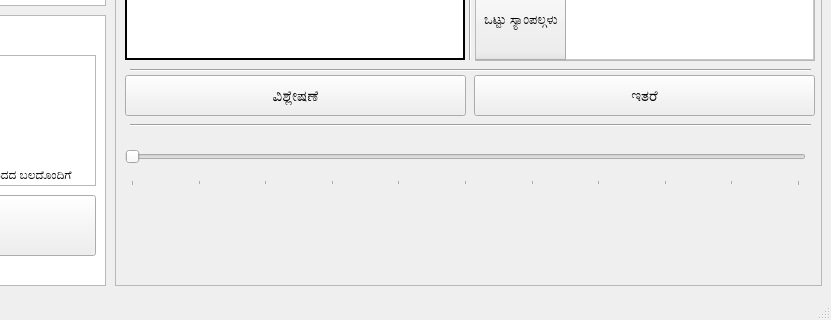
Above: App/ui/ApplicationKan.ui from shashankrnr32/KannadaTTS-Application before the change; both pictures show x 535 to 1366 and y 448 to 768 of the 1366 by 768 pixel window. Below: the same form after it.
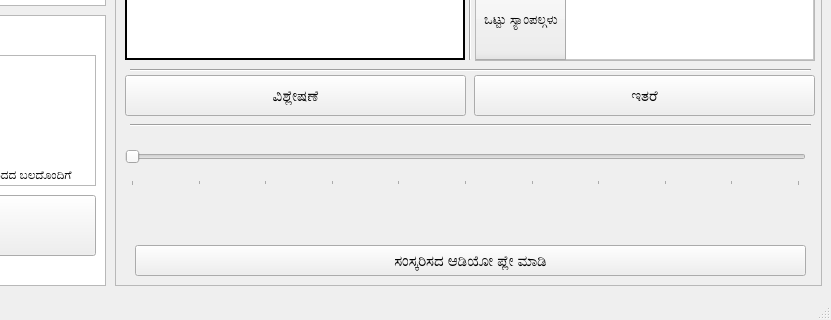
That is the form after the change. Icons and pictures are not drawn.

What changed in the file:
```diff
--- a/App/ui/ApplicationKan.ui
+++ b/App/ui/ApplicationKan.ui
@@ -499,7 +499,7 @@
     <property name="geometry">
      <rect>
       <x>1210</x>
-      <y>620</y>
+      <y>600</y>
       <width>61</width>
       <height>61</height>
      </rect>
@@ -534,7 +534,7 @@
     <property name="geometry">
      <rect>
       <x>1280</x>
-      <y>620</y>
+      <y>600</y>
       <width>61</width>
       <height>61</height>
      </rect>
@@ -569,7 +569,7 @@
     <property name="geometry">
      <rect>
       <x>670</x>
-      <y>620</y>
+      <y>600</y>
       <width>61</width>
       <height>61</height>
      </rect>
@@ -607,7 +607,7 @@
     <property name="geometry">
      <rect>
       <x>730</x>
-      <y>620</y>
+      <y>600</y>
       <width>61</width>
       <height>61</height>
      </rect>
@@ -716,7 +716,7 @@
     <property name="geometry">
      <rect>
       <x>1130</x>
-      <y>620</y>
+      <y>600</y>
       <width>61</width>
       <height>61</height>
      </rect>
@@ -1068,6 +1068,50 @@
      </property>
     </item>
    </widget>
+   <widget class="QPushButton" name="play_unproc">
+    <property name="geometry">
+     <rect>
+      <x>670</x>
+      <y>670</y>
+      <width>671</width>
+      <height>31</height>
+     </rect>
+    </property>
+    <property name="cursor">
+     <cursorShape>PointingHandCursor</cursorShape>
+    </property>
+    <property name="toolTip">
+     <string>Play</string>
+    </property>
+    <property name="statusTip">
+     <string>Play</string>
+    </property>
+    <property name="text">
+     <string>ಸಂಸ್ಕರಿಸದ ಆಡಿಯೋ ಪ್ಲೇ ಮಾಡಿ</string>
+    </property>
+    <property name="icon">
+     <iconset resource="AppResources.qrc">
+      <normaloff>:/img/img/raw_audio.png</normaloff>:/img/img/raw_audio.png</iconset>
+    </property>
+    <property name="iconSize">
+     <size>
+      <width>20</width>
+      <height>20</height>
+     </size>
+    </property>
+    <property name="shortcut">
+     <string>Ctrl+Shift+Space</string>
+    </property>
+    <property name="autoDefault">
+     <bool>false</bool>
+    </property>
+    <property name="default">
+     <bool>false</bool>
+    </property>
+    <property name="flat">
+     <bool>false</bool>
+    </property>
+   </widget>
    <zorder>columnView_3</zorder>
    <zorder>columnView_2</zorder>
    <zorder>listView_2</zorder>
@@ -1097,6 +1141,7 @@
    <zorder>line_3</zorder>
    <zorder>line_4</zorder>
    <zorder>details_table</zorder>
+   <zorder>play_unproc</zorder>
   </widget>
   <widget class="QMenuBar" name="menubar">
    <property name="geometry">
```
